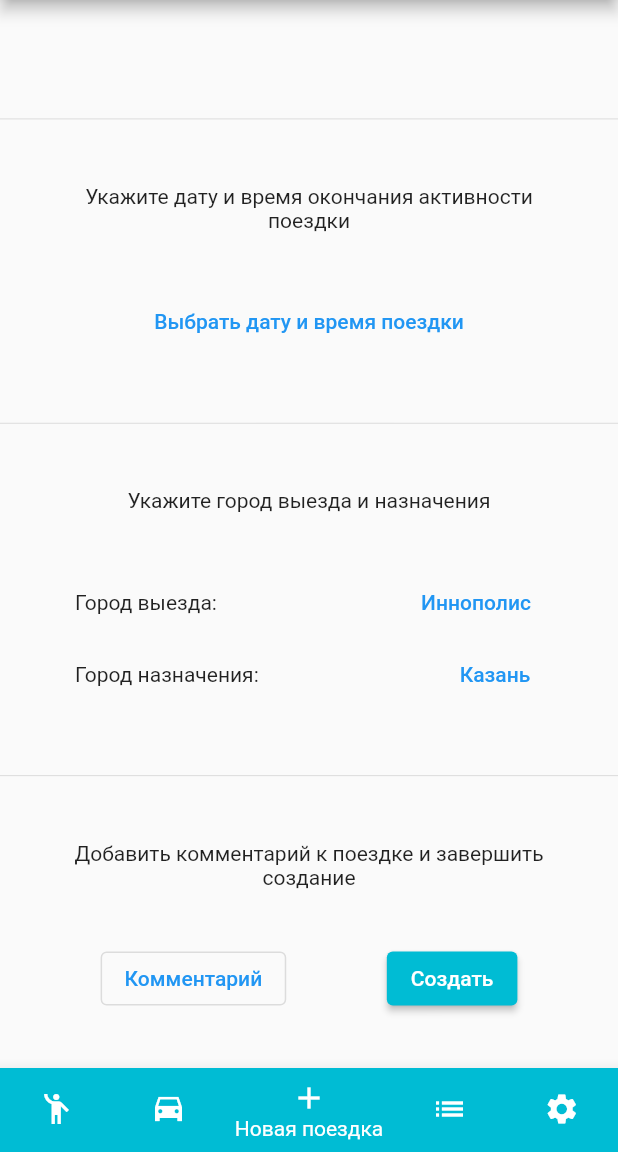
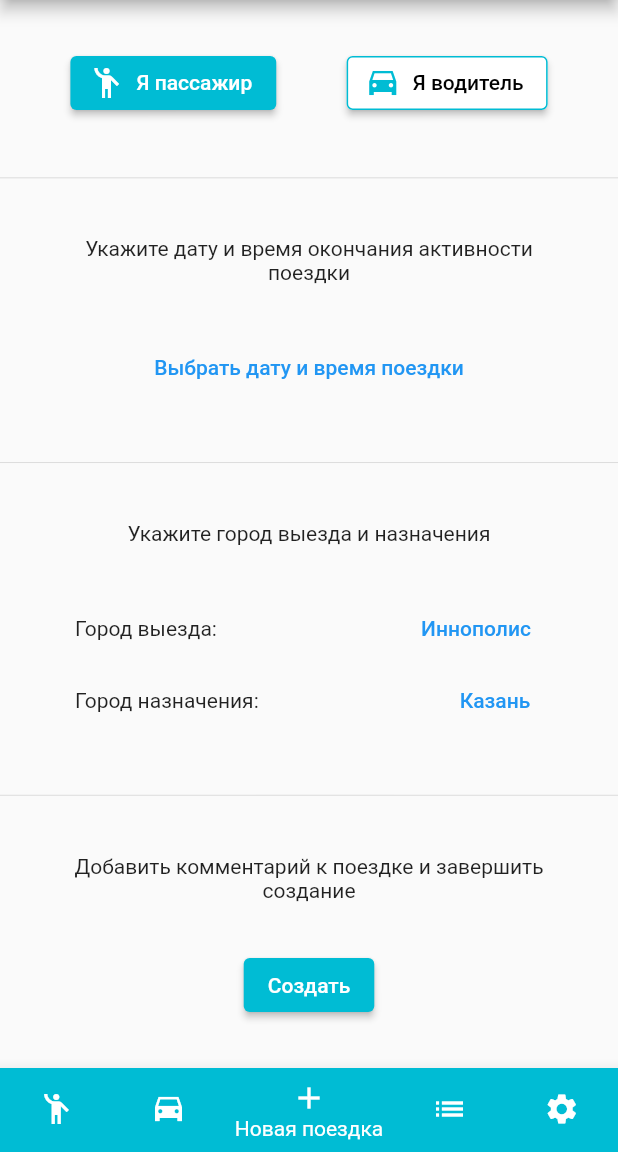
Before and after one commit to Gnutovv/inno_companion_old, a Flutter app: the screen it shows after launch, item 3 of the bottom bar chosen, on a phone screen of 412 x 824 dp, the part 84-1236 px from its top. Run offline on Flutter 3.47's test engine with Material 2 defaults, Android fonts, the phone set to English and light mode, and no system bars; our stand-ins replace bloc, flutter_bloc, flutter_datetime_picker, sqflite; missing offline and left inert: select_dialog; accounts and stored records are empty.

Commit message:
Начало создания репозитория для создания поездки

```diff
--- a/lib/future/model/cubit/new_trip_state.dart
+++ b/lib/future/model/cubit/new_trip_state.dart
@@ -1,10 +1,38 @@
 part of 'new_trip_cubit.dart';
 
 @immutable
-abstract class NewTripState {}
+abstract class NewTripState {
+  final NewTripRepository repository;
+  const NewTripState(this.repository);
+}
 
-class NewTripInitial extends NewTripState {}
+class NewTripInitial extends NewTripState {
+  const NewTripInitial(NewTripRepository repository) : super(repository);
+}
 
-class NewTripSelectTypeOnPassenger extends NewTripState {}
+class NewTripSelectTypeOnPassenger extends NewTripState {
+  const NewTripSelectTypeOnPassenger(NewTripRepository repository)
+      : super(repository);
+}
 
-class NewTripSelectTypeOnDriver extends NewTripState {}
+class NewTripSelectTypeOnDriver extends NewTripState {
+  const NewTripSelectTypeOnDriver(NewTripRepository repository)
+      : super(repository);
+}
+
+class NewTripSetDate extends NewTripState {
+  const NewTripSetDate(NewTripRepository repository) : super(repository);
+}
+
+class NewTripSetDirectionFrom extends NewTripState {
+  const NewTripSetDirectionFrom(NewTripRepository repository)
+      : super(repository);
+}
+
+class NewTripSetDirectionTo extends NewTripState {
+  const NewTripSetDirectionTo(NewTripRepository repository) : super(repository);
+}
+
+class NewTripAddComment extends NewTripState {
+  const NewTripAddComment(NewTripRepository repository) : super(repository);
+}
--- a/lib/future/model/entities/trip.dart
+++ b/lib/future/model/entities/trip.dart
@@ -2,19 +2,23 @@
 
 class Trip {
   int id;
+  bool isDriver;
   String author;
   Direction cityFrom;
   Direction cityTo;
   DateTime time;
+  bool isComment;
   String comment;
   bool active;
   Trip({
-    required this.id,
-    required this.author,
-    required this.cityFrom,
-    required this.cityTo,
+    this.id = 0,
+    this.isDriver = false,
+    this.author = 'author',
+    this.cityFrom = Direction.innopolis,
+    this.cityTo = Direction.kazan,
     required this.time,
-    required this.comment,
-    required this.active,
+    this.isComment = false,
+    this.comment = '',
+    this.active = true,
   });
 }
--- /dev/null
+++ b/lib/future/model/repository/trips_repository.dart
@@ -0,0 +1,13 @@
+import 'package:inno_commute/future/model/entities/trip.dart';
+import 'package:sqflite/sqflite.dart';
+
+class TripsRepository {
+  final Trip trip;
+
+  TripsRepository(this.trip);
+
+  bool createTrip() {
+    if (trip.time.isBefore(DateTime.now())) return false;
+    return true;
+  }
+}
--- a/lib/future/presenter/pages/application.dart
+++ b/lib/future/presenter/pages/application.dart
@@ -39,7 +39,7 @@ class MyHomePage extends StatefulWidget {
 
 class _MyHomePageState extends State<MyHomePage> {
   int _selectedIndex = 0;
-  static const List<Widget> _widgetOptions = <Widget>[
+  static const List<Widget> _widgetOptions = [
     PassengerPage(),
     DriverPage(),
     CreateTripPage(),
--- a/lib/future/presenter/pages/create_trip_page.dart
+++ b/lib/future/presenter/pages/create_trip_page.dart
@@ -1,17 +1,22 @@
 import 'package:flutter/material.dart';
+import 'package:flutter_bloc/flutter_bloc.dart';
+import 'package:inno_commute/future/model/cubit/new_trip_cubit.dart';
+import 'package:inno_commute/future/model/repository/trips_repository.dart';
 import 'package:inno_commute/future/presenter/res/widgets/create_trip_page_widgets/date_time_picker.dart';
 import 'package:inno_commute/future/presenter/res/widgets/create_trip_page_widgets/direction_picker.dart';
 import 'package:inno_commute/future/presenter/res/widgets/create_trip_page_widgets/selector.dart';
 
 class CreateTripPage extends StatelessWidget {
-  const CreateTripPage({Key? key}) : super(key: key);
+  const CreateTripPage({
+    Key? key,
+  }) : super(key: key);
 
   @override
   Widget build(BuildContext context) {
     return Column(
       mainAxisAlignment: MainAxisAlignment.spaceEvenly,
       children: [
-        const TypeOfTripSelector(),
+        TypeOfTripSelector(),
         const Divider(),
         const Padding(
           padding: EdgeInsets.symmetric(horizontal: 30.0),
@@ -20,13 +25,13 @@ class CreateTripPage extends StatelessWidget {
             textAlign: TextAlign.center,
           ),
         ),
-        TripDateTimePicker(),
+        const TripDateTimePicker(),
         const Divider(),
         const Padding(
           padding: EdgeInsets.symmetric(horizontal: 18.0),
           child: Text('Укажите город выезда и назначения'),
         ),
-        SelectDirectionWidget(),
+        const SelectDirectionWidget(),
         const Divider(),
         const Padding(
           padding: EdgeInsets.symmetric(horizontal: 30.0),
@@ -38,9 +43,25 @@ class CreateTripPage extends StatelessWidget {
         Row(
           mainAxisAlignment: MainAxisAlignment.spaceEvenly,
           children: [
-            OutlinedButton(onPressed: () {}, child: const Text('Комментарий')),
             ElevatedButton(
-              onPressed: () {},
+              onPressed: () {
+                if (TripsRepository(
+                        context.read<NewTripCubit>().state.repository.trip)
+                    .createTrip()) {
+                  const snackBar = SnackBar(
+                    duration: Duration(seconds: 2),
+                    content: Text('Поездка создана'),
+                  );
+                  ScaffoldMessenger.of(context).showSnackBar(snackBar);
+                } else {
+                  const snackBar = SnackBar(
+                    duration: Duration(seconds: 2),
+                    content: Text(
+                        'Ошибка. Проверьте, все ли данные корректно заполнены.'),
+                  );
+                  ScaffoldMessenger.of(context).showSnackBar(snackBar);
+                }
+              },
               child: const Text('Создать'),
               style: ElevatedButton.styleFrom(
                 primary: Colors.cyan,
--- a/lib/future/presenter/res/widgets/create_trip_page_widgets/date_time_picker.dart
+++ b/lib/future/presenter/res/widgets/create_trip_page_widgets/date_time_picker.dart
@@ -1,34 +1,44 @@
 import 'package:flutter/material.dart';
+import 'package:flutter_bloc/flutter_bloc.dart';
 import 'package:flutter_datetime_picker/flutter_datetime_picker.dart';
+import 'package:inno_commute/future/model/cubit/new_trip_cubit.dart';
 
-class TripDateTimePicker extends StatefulWidget {
-  TripDateTimePicker({Key? key}) : super(key: key);
+class TripDateTimePicker extends StatelessWidget {
+  const TripDateTimePicker({Key? key}) : super(key: key);
 
-  DateTime selectedDate = DateTime.now();
-  bool wasSelected = false;
-  @override
-  State<TripDateTimePicker> createState() => _TripDateTimePickerState();
-}
-
-class _TripDateTimePickerState extends State<TripDateTimePicker> {
   @override
   Widget build(BuildContext context) {
     DateTime minDate = DateTime.now();
     DateTime maxDate = DateTime(minDate.year, minDate.month, minDate.day + 2,
         minDate.hour + 23, minDate.minute + 59);
+    bool wasSelected = false;
+    return BlocBuilder<NewTripCubit, NewTripState>(
+      builder: (context, state) {
         return TextButton(
             onPressed: () {
               DatePicker.showDateTimePicker(context,
                   showTitleActions: true,
                   minTime: minDate,
                   maxTime: maxDate, onConfirm: (date) {
-            widget.selectedDate = date;
-            widget.wasSelected = true;
-            setState(() {});
-          }, currentTime: DateTime.now(), locale: LocaleType.ru);
+                context.read<NewTripCubit>().setDate(date);
+                wasSelected = true;
               },
-        child: widget.wasSelected
-            ? Text(widget.selectedDate.toLocal().toString().substring(0, 16))
+                  currentTime:
+                      context.read<NewTripCubit>().state.repository.trip.time,
+                  locale: LocaleType.ru);
+            },
+            child: wasSelected
+                ? Text(context
+                    .read<NewTripCubit>()
+                    .state
+                    .repository
+                    .trip
+                    .time
+                    .toLocal()
+                    .toString()
+                    .substring(0, 16))
                 : const Text('Выбрать дату и время поездки'));
+      },
+    );
   }
 }
--- a/lib/future/presenter/res/widgets/create_trip_page_widgets/direction_picker.dart
+++ b/lib/future/presenter/res/widgets/create_trip_page_widgets/direction_picker.dart
@@ -1,19 +1,16 @@
 import 'package:flutter/material.dart';
+import 'package:flutter_bloc/flutter_bloc.dart';
+import 'package:inno_commute/future/model/cubit/new_trip_cubit.dart';
 import 'package:inno_commute/future/model/directions.dart';
 import 'package:select_dialog/select_dialog.dart';
 
-class SelectDirectionWidget extends StatefulWidget {
-  SelectDirectionWidget({Key? key}) : super(key: key);
-  String fromDirection = Direction.innopolis.cityToString();
-  String toDirection = Direction.kazan.cityToString();
+class SelectDirectionWidget extends StatelessWidget {
+  const SelectDirectionWidget({Key? key}) : super(key: key);
 
   @override
-  State<SelectDirectionWidget> createState() => _SelectDirectionWidgetState();
-}
-
-class _SelectDirectionWidgetState extends State<SelectDirectionWidget> {
-  @override
   Widget build(BuildContext context) {
+    return BlocBuilder<NewTripCubit, NewTripState>(
+      builder: (context, state) {
         return Padding(
           padding: const EdgeInsets.symmetric(horizontal: 50.0),
           child: Column(
@@ -29,16 +26,23 @@ class _SelectDirectionWidgetState extends State<SelectDirectionWidget> {
                         context,
                         label: "Город выезда",
                         selectedValue: ex1,
-                    items:
-                        Direction.values.map((e) => e.cityToString()).toList(),
+                        items: Direction.values
+                            .map((e) => e.cityToString())
+                            .toList(),
                         onChange: (String selected) {
-                      setState(() {
-                        widget.fromDirection = selected;
-                      });
+                          context
+                              .read<NewTripCubit>()
+                              .setDirectionFrom(selected);
                         },
                       );
                     },
-                child: Text(widget.fromDirection),
+                    child: Text(context
+                        .read<NewTripCubit>()
+                        .state
+                        .repository
+                        .trip
+                        .cityFrom
+                        .cityToString()),
                   )
                 ],
               ),
@@ -53,21 +57,28 @@ class _SelectDirectionWidgetState extends State<SelectDirectionWidget> {
                         context,
                         label: "Город выезда",
                         selectedValue: ex1,
-                    items:
-                        Direction.values.map((e) => e.cityToString()).toList(),
+                        items: Direction.values
+                            .map((e) => e.cityToString())
+                            .toList(),
                         onChange: (String selected) {
-                      setState(() {
-                        widget.toDirection = selected;
-                      });
+                          context.read<NewTripCubit>().setDirectionTo(selected);
                         },
                       );
                     },
-                child: Text(widget.toDirection),
+                    child: Text(context
+                        .read<NewTripCubit>()
+                        .state
+                        .repository
+                        .trip
+                        .cityTo
+                        .cityToString()),
                   )
                 ],
               ),
             ],
           ),
         );
+      },
+    );
   }
 }
--- a/lib/future/presenter/res/widgets/create_trip_page_widgets/selector.dart
+++ b/lib/future/presenter/res/widgets/create_trip_page_widgets/selector.dart
@@ -1,31 +1,12 @@
 import 'package:flutter/material.dart';
 import 'package:inno_commute/future/model/cubit/new_trip_cubit.dart';
 import 'package:flutter_bloc/flutter_bloc.dart';
+import 'package:inno_commute/future/model/repository/new_trip_repository.dart';
 
 class TypeOfTripSelector extends StatelessWidget {
-  const TypeOfTripSelector({Key? key}) : super(key: key);
+  TypeOfTripSelector({Key? key}) : super(key: key);
+  final TextStyle _unselectedTextStyle = const TextStyle(color: Colors.black);
 
-  @override
-  Widget build(BuildContext context) {
-    return BlocBuilder<NewTripCubit, NewTripState>(
-      builder: (context, state) {
-        return Container();
-      },
-    );
-  }
-}
-
-/*class TypeOfTripSelector extends StatefulWidget {
-  const TypeOfTripSelector({
-    Key? key,
-  }) : super(key: key);
-
-  @override
-  State<TypeOfTripSelector> createState() => _TypeOfTripSelectorState();
-}
-
-class _TypeOfTripSelectorState extends State<TypeOfTripSelector> {
-  bool _isPassenger = true;
   final ButtonStyle _activeButton = ElevatedButton.styleFrom(
     primary: Colors.cyan,
   );
@@ -36,46 +17,64 @@ class _TypeOfTripSelectorState extends State<TypeOfTripSelector> {
       width: 1,
     ),
   );
-  final TextStyle _unselectedTextStyle = const TextStyle(color: Colors.black);
+
   @override
   Widget build(BuildContext context) {
+    return BlocBuilder<NewTripCubit, NewTripState>(
+      builder: (context, state) {
+        //context.read<NewTripCubit>().state.repository.trip.id;
+
         return Row(
           mainAxisAlignment: MainAxisAlignment.spaceEvenly,
           children: [
             ElevatedButton.icon(
               onPressed: () {
-            setState(() {
-              _isPassenger = true;
-            });
+                context.read<NewTripCubit>().switchToPassengerType();
               },
               icon: Icon(
                 Icons.emoji_people,
-            color: _isPassenger ? Colors.white : Colors.cyan,
+                color:
+                    !context.read<NewTripCubit>().state.repository.trip.isDriver
+                        ? Colors.white
+                        : Colors.cyan,
               ),
               label: Text(
                 'Я пассажир',
-            style: !_isPassenger ? _unselectedTextStyle : null,
+                style:
+                    context.read<NewTripCubit>().state.repository.trip.isDriver
+                        ? _unselectedTextStyle
+                        : null,
               ),
-          style: _isPassenger ? _activeButton : _notActiveButton,
+              style:
+                  !context.read<NewTripCubit>().state.repository.trip.isDriver
+                      ? _activeButton
+                      : _notActiveButton,
             ),
             ElevatedButton.icon(
               onPressed: () {
-            setState(() {
-              _isPassenger = false;
-            });
+                context.read<NewTripCubit>().switchToDriverType();
               },
               icon: Icon(
                 Icons.drive_eta_sharp,
-            color: !_isPassenger ? Colors.white : Colors.cyan,
+                color:
+                    context.read<NewTripCubit>().state.repository.trip.isDriver
+                        ? Colors.white
+                        : Colors.cyan,
               ),
               label: Text(
                 'Я водитель',
-            style: _isPassenger ? _unselectedTextStyle : null,
+                style:
+                    !context.read<NewTripCubit>().state.repository.trip.isDriver
+                        ? _unselectedTextStyle
+                        : null,
               ),
-          style: !_isPassenger ? _activeButton : _notActiveButton,
+              style: context.read<NewTripCubit>().state.repository.trip.isDriver
+                  ? _activeButton
+                  : _notActiveButton,
             ),
           ],
         );
+      },
+    );
   }
 }
-*/
--- a/pubspec.yaml
+++ b/pubspec.yaml
@@ -14,6 +14,7 @@ dependencies:
   flutter_bloc: ^8.0.1
   flutter_datetime_picker: ^1.5.1
   select_dialog: ^2.0.0
+  sqflite: ^2.0.2
 
 dev_dependencies:
   flutter_lints: ^1.0.0
```
Also changed, not shown: lib/future/model/cubit/new_trip_cubit.dart (+27 -1 lines), lib/future/model/repository/new_trip_repository.dart (added, +36 -0 lines), pubspec.lock, 3 other files. Lines whose indentation alone changed are shown as unchanged.
